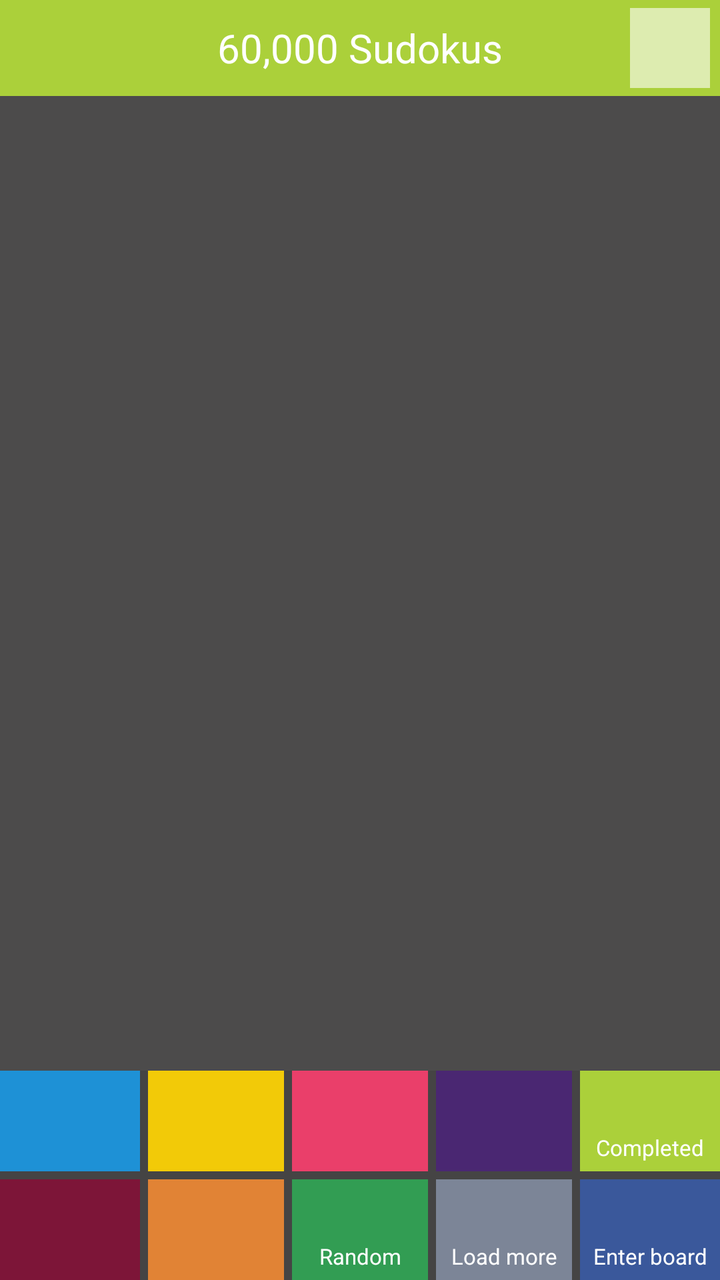
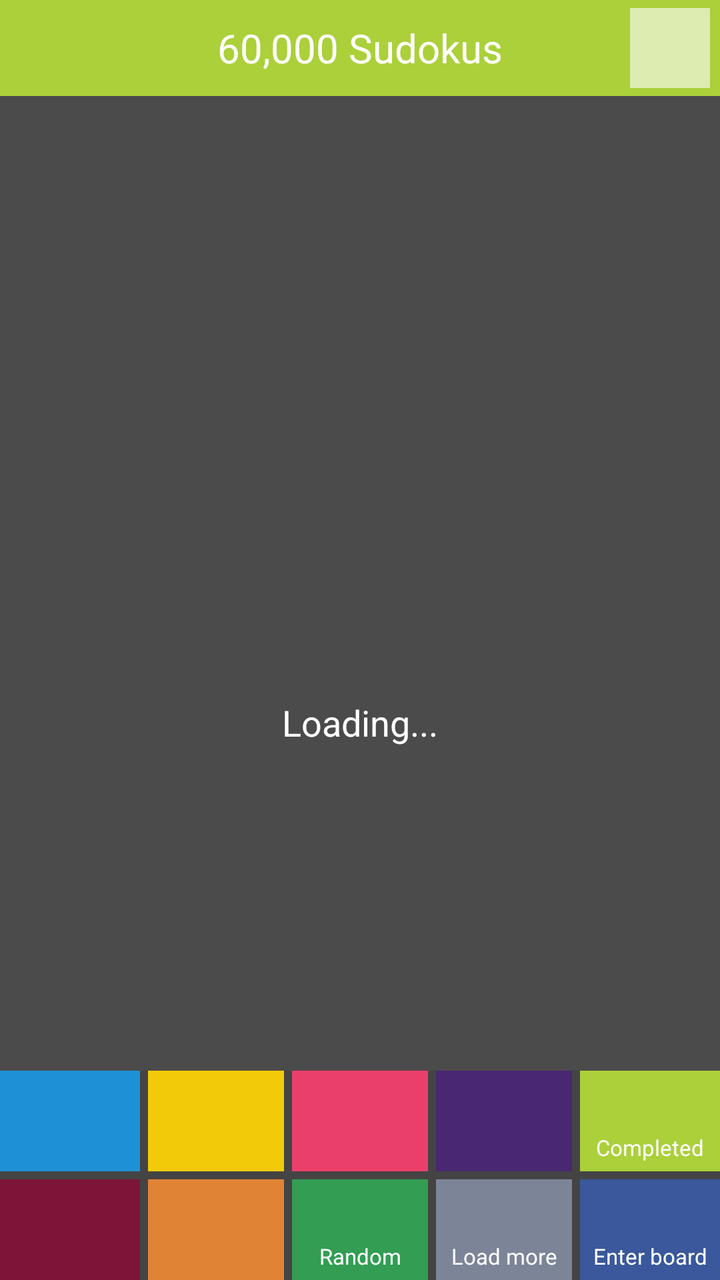

Two renders of the same Android screen: before a commit and after it. Below are the layout's source before the change and the commit's diff.
<!-- AndroidManifest.xml: application theme AppTheme -->
<!-- res/layout/fragment_user_board.xml -->
<?xml version="1.0" encoding="utf-8"?>
<RelativeLayout xmlns:android="http://schemas.android.com/apk/res/android"
    xmlns:app="http://schemas.android.com/apk/res-auto"
    xmlns:tools="http://schemas.android.com/tools"
    android:id="@+id/activity_history"
    android:layout_width="match_parent"
    android:layout_height="match_parent"
    android:background="@color/colorFondoTrans"
    android:fitsSystemWindows="false">

    <ImageView
        android:id="@+id/ub_background"
        android:layout_width="match_parent"
        android:layout_height="match_parent"
        android:scaleType="centerCrop"
        app:srcCompat="@android:color/transparent" />

    <RelativeLayout
        android:id="@+id/tool_title"
        android:layout_width="match_parent"
        android:layout_height="48dp"
        android:background="@color/color1"
        android:orientation="horizontal">

        <ImageView
            android:id="@+id/user_icon_usr"
            android:layout_width="40dp"
            android:layout_height="40dp"
            android:layout_alignParentLeft="true"
            android:layout_alignParentStart="true"
            android:layout_centerVertical="true"
            android:layout_marginLeft="5dp" />

        <TextView
            android:id="@+id/board_layout_title"
            android:layout_width="match_parent"
            android:layout_height="match_parent"
            android:layout_centerInParent="false"
            android:layout_weight="1"
            android:gravity="center"
            android:text="60,000 Sudokus"
            android:textColor="@color/white"
            android:textSize="20sp" />

        <ImageButton
            android:id="@+id/color_switcher"
            android:layout_width="40dp"
            android:layout_height="40dp"
            android:layout_alignParentRight="true"
            android:layout_alignParentTop="false"
            android:layout_centerVertical="true"
            android:layout_marginRight="5dp"
            android:alpha=".6"
            android:background="@android:color/white"
            android:padding="5dp"
            android:scaleType="fitCenter"
            app:srcCompat="@android:color/transparent" />

        <ImageView
            android:id="@+id/ub_tool_background"
            android:layout_width="match_parent"
            android:layout_height="match_parent"
            android:alpha=".15"
            android:scaleType="centerCrop"
            app:srcCompat="@android:color/transparent" />

    </RelativeLayout>

    <LinearLayout
        android:layout_width="match_parent"
        android:layout_height="match_parent"
        android:layout_below="@+id/tool_title"
        android:layout_centerHorizontal="true"
        android:layout_centerVertical="true"
        android:orientation="vertical"
        android:weightSum="100">

        <RelativeLayout
            android:layout_width="match_parent"
            android:layout_height="0dp"
            android:layout_marginBottom="6dp"
            android:layout_marginTop="6dp"
            android:layout_weight="82">

            <android.support.v7.widget.RecyclerView
                android:id="@+id/user_board_rv"
                android:layout_width="match_parent"
                android:layout_height="match_parent"

                android:layout_weight="82"
                android:background="@android:color/transparent" />

            <RelativeLayout
                android:id="@+id/num_picker"
                android:layout_width="275dp"
                android:layout_height="wrap_content"
                android:layout_centerInParent="true"
                android:background="@color/white"
                android:orientation="vertical"
                android:padding="8dp"
                android:visibility="gone"
                tools:visibility="visible">

                <TextView
                    android:id="@+id/textView18"
                    android:layout_width="wrap_content"
                    android:layout_height="wrap_content"
                    android:layout_marginBottom="5dp"
                    android:layout_weight="1"
                    android:text="Enter a board number:"
                    android:textColor="@android:color/darker_gray"
                    android:textSize="24sp" />

                <LinearLayout
                    android:layout_width="wrap_content"
                    android:layout_height="wrap_content"
                    android:layout_below="@+id/textView18"
                    android:layout_weight="1"
                    android:orientation="horizontal"
                    android:visibility="visible"
                    android:weightSum="100">

                    <LinearLayout
                        android:layout_width="35dp"
                        android:layout_height="35dp"
                        android:layout_gravity="center_vertical"
                        android:layout_marginRight="10dp"
                        android:background="@color/com_facebook_button_background_color"
                        android:orientation="horizontal"
                        android:padding="3dp">

                        <ImageView
                            android:id="@+id/key_icon"
                            android:layout_width="wrap_content"
                            android:layout_height="wrap_content"
                            android:layout_weight="1"
                            app:srcCompat="@android:color/transparent" />
                    </LinearLayout>

                    <EditText
                        android:id="@+id/num_board"
                        android:layout_width="0dp"
                        android:layout_height="wrap_content"
                        android:layout_gravity="center_vertical"
                        android:layout_weight="100"
                        android:ems="10"
                        android:inputType="textPersonName"
                        android:textColor="@android:color/black"
                        android:textSize="22sp" />

                    <LinearLayout
                        android:layout_width="0dp"
                        android:layout_height="match_parent"
                        android:layout_weight="60"
                        android:orientation="horizontal"></LinearLayout>

                    <Button
                        android:id="@+id/ok_button"
                        android:layout_width="35dp"
                        android:layout_height="35dp"
                        android:layout_alignParentBottom="false"
                        android:layout_alignParentRight="false"
                        android:layout_below="@+id/textView18"
                        android:layout_gravity="center_vertical"
                        android:layout_marginLeft="10dp"
                        android:background="@drawable/back_button"
                        android:gravity="center"
                        android:text="Ok" />

                </LinearLayout>

            </RelativeLayout>

        </RelativeLayout>

        <RelativeLayout
            android:id="@+id/sorters"
            android:layout_width="match_parent"
            android:layout_height="0dp"
            android:layout_weight="18">

            <LinearLayout
                android:layout_width="match_parent"
                android:layout_height="match_parent"
                android:layout_weight="18"
                android:background="@color/colorFondoTrans"
                android:orientation="horizontal"
                android:weightSum="5">

                <LinearLayout
                    android:layout_width="match_parent"
                    android:layout_height="match_parent"
                    android:layout_marginRight="2dp"
                    android:layout_weight="1"
                    android:orientation="vertical">

                    <ImageButton
                        android:id="@+id/beg"
                        style="@style/Widget.AppCompat.Button.Borderless"
                        android:layout_width="match_parent"
                        android:layout_height="match_parent"
                        android:layout_marginBottom="2dp"
                        android:layout_weight="1"
                        android:background="@drawable/begbuttonfinal"
                        android:gravity="center"
                        android:padding="5dp"
                        android:scaleType="fitCenter" />

                    <ImageButton
                        android:id="@+id/exp"
                        style="@style/Widget.AppCompat.Button.Borderless"
                        android:layout_width="match_parent"
                        android:layout_height="match_parent"
                        android:layout_marginTop="2dp"
                        android:layout_weight="1"
                        android:background="@drawable/expbuttonfinal"
                        android:gravity="center"
                        android:padding="5dp"
                        android:scaleType="fitCenter" />
                </LinearLayout>

                <LinearLayout
                    android:layout_width="match_parent"
                    android:layout_height="match_parent"
                    android:layout_marginLeft="2dp"
                    android:layout_marginRight="2dp"
                    android:layout_weight="1"
                    android:orientation="vertical">

                    <ImageButton
                        android:id="@+id/eas"
                        style="@style/Widget.AppCompat.Button.Borderless"
                        android:layout_width="match_parent"
                        android:layout_height="match_parent"
                        android:layout_marginBottom="2dp"
                        android:layout_weight="1"
                        android:background="@drawable/easbuttonfinal"
                        android:gravity="center"
                        android:padding="5dp"
                        android:scaleType="fitCenter" />

                    <ImageButton
                        android:id="@+id/mas"
                        style="@style/Widget.AppCompat.Button.Borderless"
                        android:layout_width="match_parent"
                        android:layout_height="match_parent"
                        android:layout_marginTop="2dp"
                        android:layout_weight="1"
                        android:background="@drawable/masbuttonfinal"
                        android:gravity="center"
                        android:padding="5dp"
                        android:scaleType="fitCenter" />
                </LinearLayout>

                <LinearLayout
                    android:layout_width="match_parent"
                    android:layout_height="match_parent"
                    android:layout_marginLeft="2dp"
                    android:layout_marginRight="2dp"
                    android:layout_weight="1"
                    android:orientation="vertical">

                    <ImageButton
                        android:id="@+id/med"
                        style="@style/Widget.AppCompat.Button.Borderless"
                        android:layout_width="match_parent"
                        android:layout_height="match_parent"
                        android:layout_marginBottom="2dp"
                        android:layout_weight="1"
                        android:background="@drawable/leaderbuttonfinal"
                        android:gravity="center"
                        android:padding="5dp"
                        android:scaleType="fitCenter" />

                    <LinearLayout
                        android:id="@+id/ran"
                        style="@style/Widget.AppCompat.Button.Borderless"
                        android:layout_width="match_parent"
                        android:layout_height="match_parent"
                        android:layout_marginTop="2dp"
                        android:layout_weight="1"
                        android:background="@drawable/exitbuttonfinal"
                        android:gravity="center"
                        android:orientation="vertical"
                        android:padding="5dp"
                        android:scaleType="fitCenter"
                        android:weightSum="100">

                        <ImageView
                            android:id="@+id/question_icon"
                            android:layout_width="match_parent"
                            android:layout_height="0dp"
                            android:layout_weight="65"
                            android:scaleType="fitCenter"
                            app:srcCompat="@android:color/transparent" />

                        <TextView
                            android:id="@+id/textView14"
                            android:layout_width="match_parent"
                            android:layout_height="0dp"
                            android:layout_weight="35"
                            android:gravity="center"
                            android:text="Random"
                            android:textColor="@color/white"
                            android:textSize="11sp" />
                    </LinearLayout>
                </LinearLayout>

                <LinearLayout
                    android:layout_width="match_parent"
                    android:layout_height="match_parent"
                    android:layout_marginLeft="2dp"
                    android:layout_marginRight="2dp"
                    android:layout_weight="1"
                    android:orientation="vertical">

                    <ImageButton
                        android:id="@+id/har"
                        style="@style/Widget.AppCompat.Button.Borderless"
                        android:layout_width="match_parent"
                        android:layout_height="match_parent"
                        android:layout_marginBottom="2dp"
                        android:layout_weight="1"
                        android:background="@drawable/harbuttonfinal"
                        android:gravity="center"
                        android:padding="5dp"
                        android:scaleType="fitCenter" />

                    <LinearLayout
                        android:id="@+id/more"
                        style="@style/Widget.AppCompat.Button.Borderless"
                        android:layout_width="match_parent"
                        android:layout_height="match_parent"
                        android:layout_marginTop="2dp"
                        android:layout_weight="1"
                        android:background="@drawable/morbuttonfinal"
                        android:gravity="center"
                        android:orientation="vertical"
                        android:padding="5dp"
                        android:scaleType="fitCenter"
                        android:weightSum="100">

                        <ImageView
                            android:id="@+id/refresh_icon"
                            android:layout_width="match_parent"
                            android:layout_height="0dp"
                            android:layout_weight="65"
                            android:scaleType="fitCenter" />

                        <TextView
                            android:id="@+id/textView15"
                            android:layout_width="match_parent"
                            android:layout_height="0dp"
                            android:layout_weight="35"
                            android:gravity="center"
                            android:text="Load more"
                            android:textColor="@color/white"
                            android:textSize="11sp" />
                    </LinearLayout>
                    " />

                </LinearLayout>

                <LinearLayout
                    android:layout_width="match_parent"
                    android:layout_height="match_parent"
                    android:layout_marginLeft="2dp"
                    android:layout_weight="1"
                    android:orientation="vertical">

                    <LinearLayout
                        android:id="@+id/my_completed_button"
                        style="@style/Widget.AppCompat.Button.Borderless"
                        android:layout_width="match_parent"
                        android:layout_height="match_parent"
                        android:layout_marginBottom="2dp"
                        android:layout_weight="1"
                        android:background="@drawable/badgebuttonfinal"
                        android:gravity="center"
                        android:orientation="vertical"
                        android:padding="5dp"
                        android:weightSum="100">

                        <ImageView
                            android:id="@+id/whitecheck_icon"
                            android:layout_width="match_parent"
                            android:layout_height="0dp"
                            android:layout_weight="65"
                            android:scaleType="fitCenter"
                            app:srcCompat="@android:color/transparent" />

                        <TextView
                            android:id="@+id/textView16"
                            android:layout_width="match_parent"
                            android:layout_height="0dp"
                            android:layout_weight="35"
                            android:gravity="center"
                            android:text="Completed"
                            android:textColor="@color/white"
                            android:textSize="11sp" />
                    </LinearLayout>

                    <LinearLayout
                        android:id="@+id/enter_board_key"
                        style="@style/Widget.AppCompat.Button.Borderless"
                        android:layout_width="match_parent"
                        android:layout_height="match_parent"
                        android:layout_marginTop="2dp"
                        android:layout_weight="1"
                        android:background="@drawable/facebookbuttonfinal"
                        android:gravity="center"
                        android:orientation="vertical"
                        android:padding="5dp"
                        android:weightSum="100">

                        <ImageView
                            android:id="@+id/keybutton_icon"
                            android:layout_width="match_parent"
                            android:layout_height="0dp"
                            android:layout_weight="65"
                            android:scaleType="fitCenter"
                            app:srcCompat="@android:color/transparent" />

                        <TextView
                            android:id="@+id/textView16"
                            android:layout_width="match_parent"
                            android:layout_height="0dp"
                            android:layout_weight="35"
                            android:gravity="center"
                            android:text="Enter board"
                            android:textColor="@color/white"
                            android:textSize="11sp" />
                    </LinearLayout>

                </LinearLayout>

            </LinearLayout>

            <ImageView
                android:id="@+id/user_buttons_background"
                android:layout_width="match_parent"
                android:layout_height="match_parent"
                android:alpha=".15"
                android:scaleType="centerCrop"
                app:srcCompat="@android:color/transparent" />

        </RelativeLayout>

    </LinearLayout>

    <ProgressBar
        android:id="@+id/usr_progress"
        style="?android:attr/progressBarStyle"
        android:layout_width="wrap_content"
        android:layout_height="wrap_content"
        android:layout_centerInParent="true" />

</RelativeLayout>
<!-- resources referenced by this layout -->
<resources>
  <color name="color1">#abd03a</color>
  <color name="colorFondoTrans">#f5454444</color>
  <color name="white">#ffffff</color>
  <!-- drawable circle_pressed (drawable-nodpi) -->
  <?xml version="1.0" encoding="utf-8"?>
  <selector xmlns:android="http://schemas.android.com/apk/res/android">
  
      <item>
          <shape android:shape="oval">
              <solid android:color="#dfe5ba"/>
  
          </shape>
      </item>
  
  </selector>
  <!-- drawable easbutton (drawable-nodpi) -->
  <?xml version="1.0" encoding="utf-8"?>
  <selector xmlns:android="http://schemas.android.com/apk/res/android">
      <item>
          <shape android:shape="rectangle">
              <solid android:color="@color/color8"/>
  
          </shape>
      </item>
  </selector>
  <!-- drawable expbuttonpressed (drawable-nodpi) -->
  <?xml version="1.0" encoding="utf-8"?>
  <selector xmlns:android="http://schemas.android.com/apk/res/android">
      <item>
          <shape android:shape="rectangle">
              <solid android:color="#875263"/>
          </shape>
      </item>
  </selector>
  <!-- drawable expbutton (drawable-nodpi) -->
  <?xml version="1.0" encoding="utf-8"?>
  <selector xmlns:android="http://schemas.android.com/apk/res/android">
      <item>
          <shape android:shape="rectangle">
              <solid android:color="@color/color4"/>
  
          </shape>
      </item>
  </selector>
  <!-- drawable facebookbutton (drawable-nodpi) -->
  <?xml version="1.0" encoding="utf-8"?>
  <selector xmlns:android="http://schemas.android.com/apk/res/android">
      <item>
          <shape android:shape="rectangle">
              <solid android:color="#3a589b"/>
  
          </shape>
      </item>
  </selector>
  <!-- drawable harbuttonpressed (drawable-nodpi) -->
  <?xml version="1.0" encoding="utf-8"?>
  <selector xmlns:android="http://schemas.android.com/apk/res/android">
      <item>
          <shape android:shape="rectangle">
              <solid android:color="#745b8f"/>
          </shape>
      </item>
  </selector>
  <!-- drawable harbutton (drawable-nodpi) -->
  <?xml version="1.0" encoding="utf-8"?>
  <selector xmlns:android="http://schemas.android.com/apk/res/android">
      <item>
          <shape android:shape="rectangle">
              <solid android:color="@color/color7"/>
  
          </shape>
      </item>
  </selector>
  <!-- drawable masbuttonpressed (drawable-nodpi) -->
  <?xml version="1.0" encoding="utf-8"?>
  <selector xmlns:android="http://schemas.android.com/apk/res/android">
      <item>
          <shape android:shape="rectangle">
              <solid android:color="#e7b083"/>
          </shape>
      </item>
  </selector>
  <!-- drawable masbutton (drawable-nodpi) -->
  <?xml version="1.0" encoding="utf-8"?>
  <selector xmlns:android="http://schemas.android.com/apk/res/android">
      <item>
          <shape android:shape="rectangle">
              <solid android:color="@color/color6"/>
  
          </shape>
      </item>
  </selector>
  <!-- drawable morbuttonpressed (drawable-nodpi) -->
  <?xml version="1.0" encoding="utf-8"?>
  <selector xmlns:android="http://schemas.android.com/apk/res/android">
      <item>
          <shape android:shape="rectangle">
              <solid android:color="#beb7b7"/>
          </shape>
      </item>
  </selector>
  <!-- drawable morbutton (drawable-nodpi) -->
  <?xml version="1.0" encoding="utf-8"?>
  <selector xmlns:android="http://schemas.android.com/apk/res/android">
      <item>
          <shape android:shape="rectangle">
              <solid android:color="@color/color5"/>
  
          </shape>
      </item>
  </selector>
  <color name="colorPrimary">#FFFFFF</color>
  <color name="colorPrimaryDark">#454444</color>
  <color name="colorAccent">#1e91d6</color>
  <color name="color2">#1e91d6</color>
  <color name="color8">#f2ca08</color>
  <color name="color9">#329d53</color>
  <color name="color4">#7d1538</color>
  <color name="color7">#4a2772</color>
  <color name="color3">#ea3f6a</color>
  <color name="color6">#e18335</color>
  <color name="color5">#7c8597</color>
  <!-- unchanged entries left out for length: 23 -->
</resources>

<!-- the commit's change to res/layout/fragment_user_board.xml (unified diff, before → after) -->
@@ -455,4 +455,16 @@
         android:layout_height="wrap_content"
         android:layout_centerInParent="true" />
 
+    <TextView
+        android:id="@+id/loading_usr"
+        android:layout_width="wrap_content"
+        android:layout_height="wrap_content"
+        android:layout_below="@+id/usr_progress"
+        android:layout_centerHorizontal="true"
+        android:layout_centerInParent="false"
+        android:layout_marginTop="5dp"
+        android:text="Loading..."
+        android:textColor="@color/white"
+        android:textSize="18sp" />
+
 </RelativeLayout>
